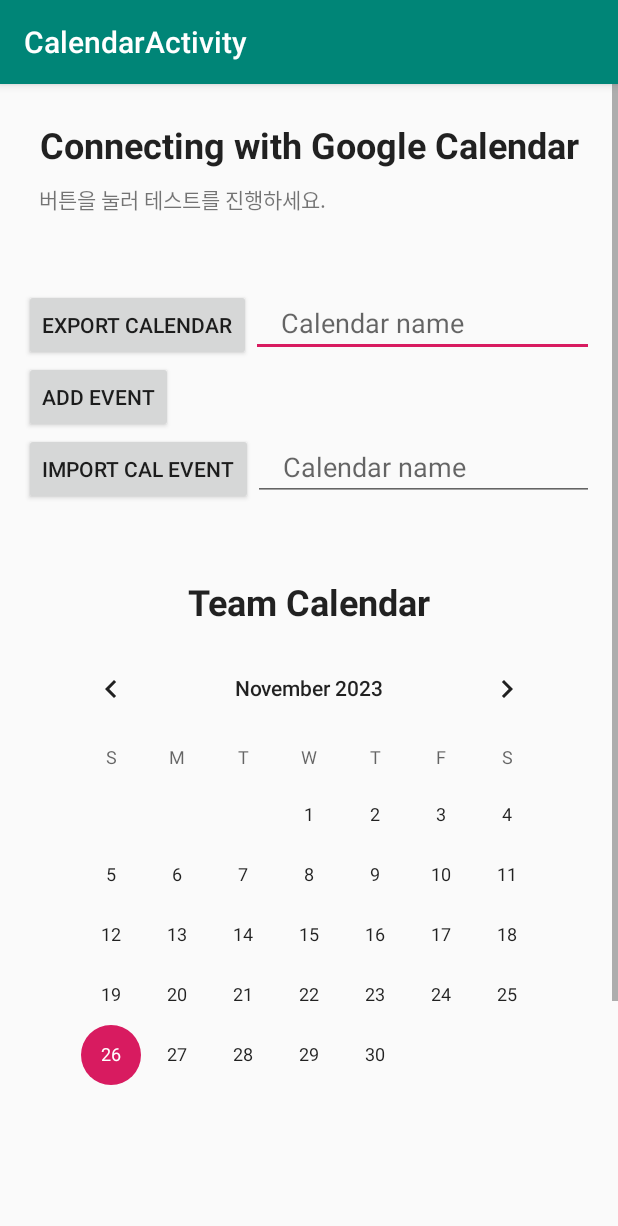
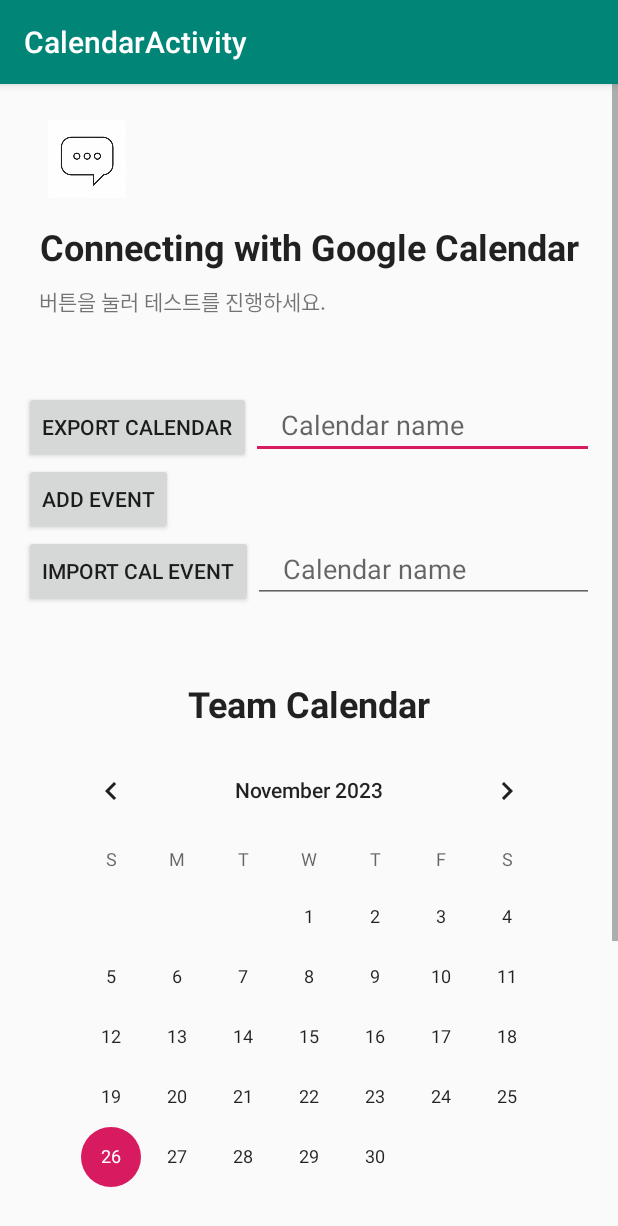
Before and after one commit to Shaangjin/timNtims, an Android app: the CalendarActivity screen opened directly, with no data from a screen before it, on a phone screen of 412 x 824 dp. Shown: the top 1226 px of the screen. Run offline under Robolectric (Android 15) with nearby library versions, the phone set to English and light mode, and no system bars; libraries missing offline, so code that uses them is left out: com.google.api.client, com.google.api.services, pub.devrel.easypermissions; 1 statement that could not run was skipped.

Commit message:
really merged

```diff
--- a/app/src/main/java/seoultech/itm/timntims/CalendarActivity.kt
+++ b/app/src/main/java/seoultech/itm/timntims/CalendarActivity.kt
@@ -111,6 +111,13 @@
         mGetEventButton = binding.buttonMainGetEvent
         mStatusText = binding.textviewMainStatus
         mResultText = binding.textviewMainResult
+
+        binding.btnsendcalendar.setOnClickListener {
+            // Create the intent to start MainActivity4
+            val intent = Intent(this, MainActivity4::class.java)
+            // Start MainActivity4 and expect a result back
+            startActivity(intent)
+        }
 
         calendarView.setOnDateChangeListener { view, year, month, dayOfMonth ->
             diaryTextView.visibility = View.VISIBLE
--- a/app/src/main/res/layout/activity_calendar.xml
+++ b/app/src/main/res/layout/activity_calendar.xml
@@ -17,6 +17,17 @@
     android:paddingTop="16dp"
     android:orientation="vertical"
     tools:context=".CalendarActivity">
+
+    <ImageButton
+        android:id="@+id/btnsendcalendar"
+        android:layout_width="84dp"
+        android:layout_height="68dp"
+        android:background="?attr/selectableItemBackgroundBorderless"
+        android:padding="8dp"
+        android:scaleType="fitCenter"
+        android:src="@drawable/chatroomicon" />
+
+
 
     <TextView
         android:id="@+id/function_name"
```
Also changed, not shown: app/src/main/java/seoultech/itm/timntims/MainActivity3.kt (+7 -0 lines), app/src/main/res/layout/activity_main3.xml (+15 -0 lines), app/build.gradle.kts (indentation only).
